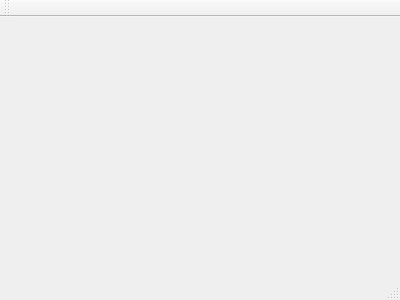
First picture: the form in mainwindow.ui, repository iwxyi/Bezier-Wave, before the edit.
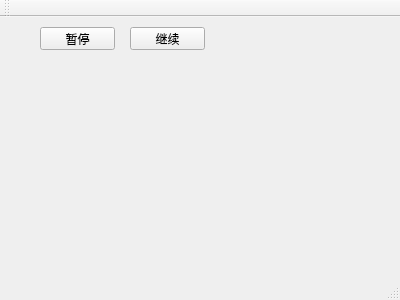
Second picture: the form after the edit.

Commit message: 添加动画继续和暂停

Diff of the .ui file:
```diff
--- a/mainwindow.ui
+++ b/mainwindow.ui
@@ -12,13 +12,45 @@
   <property name="windowTitle" >
    <string>MainWindow</string>
   </property>
-  <widget class="QMenuBar" name="menuBar" />
-  <widget class="QToolBar" name="mainToolBar" />
-  <widget class="QWidget" name="centralWidget" />
-  <widget class="QStatusBar" name="statusBar" />
+  <widget class="QWidget" name="centralWidget">
+   <widget class="QPushButton" name="pushButton">
+    <property name="geometry">
+     <rect>
+      <x>40</x>
+      <y>10</y>
+      <width>75</width>
+      <height>23</height>
+     </rect>
+    </property>
+    <property name="text">
+     <string>暂停</string>
+    </property>
+   </widget>
+   <widget class="QPushButton" name="pushButton_2">
+    <property name="geometry">
+     <rect>
+      <x>130</x>
+      <y>10</y>
+      <width>75</width>
+      <height>23</height>
+     </rect>
+    </property>
+    <property name="text">
+     <string>继续</string>
+    </property>
+   </widget>
+  </widget>
+  <widget class="QToolBar" name="mainToolBar">
+   <attribute name="toolBarArea">
+    <enum>TopToolBarArea</enum>
+   </attribute>
+   <attribute name="toolBarBreak">
+    <bool>false</bool>
+   </attribute>
+  </widget>
+  <widget class="QStatusBar" name="statusBar"/>
  </widget>
- <layoutDefault spacing="6" margin="11" />
- <pixmapfunction></pixmapfunction>
+ <layoutdefault spacing="6" margin="11"/>
  <resources/>
  <connections/>
 </ui>
```
Left out of the diff: 7 changed lines with no effect on the pictures. The commit also changes 4 other files.
